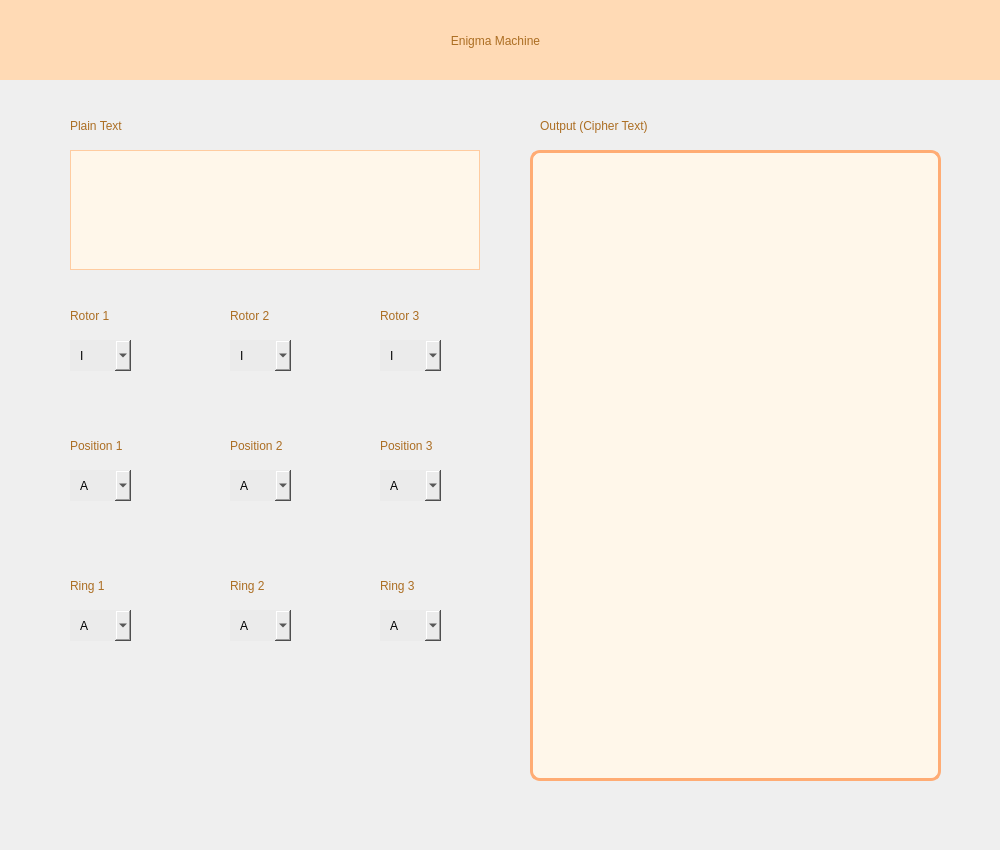
The window that src/data/src/enigmaMachine.ui (christopherdavinn/tugascipher) describes before a commit, drawn with Qt 5.
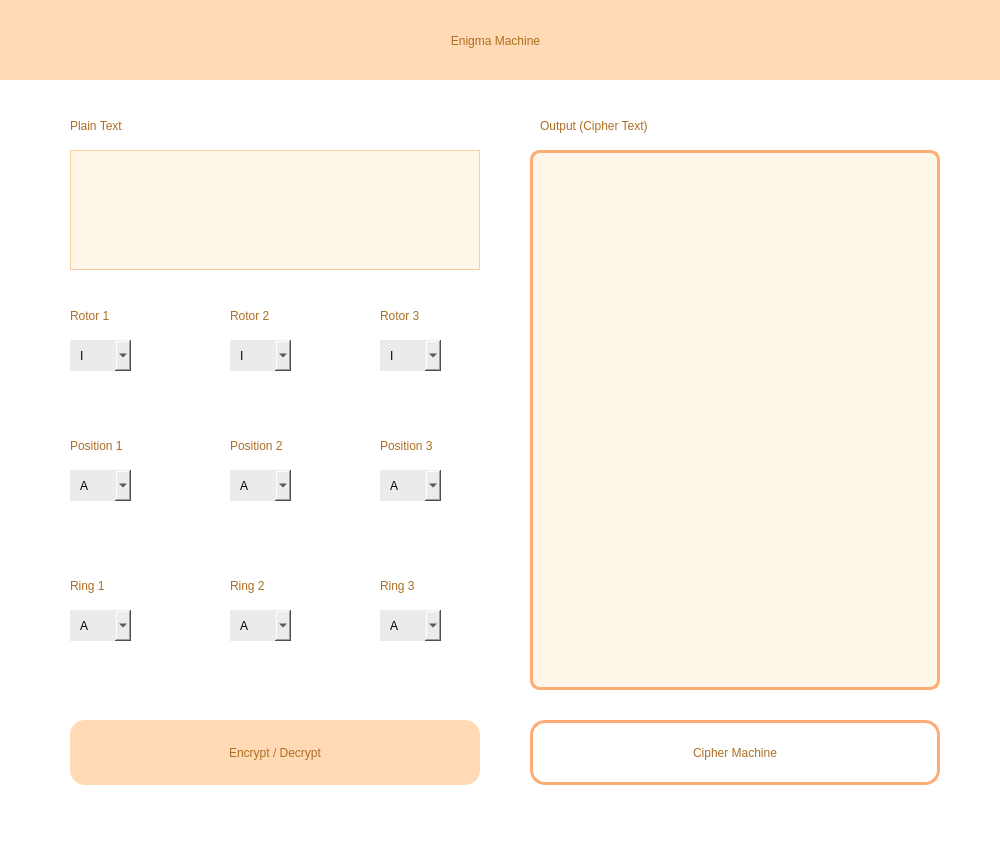
The same window after the commit.

What changed in the file:
```diff
--- a/src/data/src/enigmaMachine.ui
+++ b/src/data/src/enigmaMachine.ui
@@ -13,6 +13,9 @@
   <property name="windowTitle">
    <string>Dialog</string>
   </property>
+  <property name="styleSheet">
+   <string notr="true">background-color: #ffffff</string>
+  </property>
   <widget class="QWidget" name="widget" native="true">
    <property name="geometry">
     <rect>
@@ -54,8 +57,8 @@
     <rect>
      <x>530</x>
      <y>150</y>
-     <width>411</width>
-     <height>631</height>
+     <width>410</width>
+     <height>540</height>
     </rect>
    </property>
    <property name="styleSheet">
@@ -1283,6 +1286,73 @@
     </property>
    </item>
   </widget>
+  <widget class="QPushButton" name="backBut">
+   <property name="geometry">
+    <rect>
+     <x>530</x>
+     <y>720</y>
+     <width>410</width>
+     <height>65</height>
+    </rect>
+   </property>
+   <property name="styleSheet">
+    <string notr="true">QPushButton {
+	font: 700 11pt &quot;MS Shell Dlg 2&quot;;
+	border: none;
+	border-left 2px solid transparent;
+	border-radius: 15px; 
+	background-color: #fffff;
+	border: 3px solid #ffac74;
+	color: #ac6e23;
+}
+
+QPushButton:hover {
+	background-color: #ffdab5;
+}
+
+QPushButton:pressed {
+	background-color: #e69b69;
+	color: #fff;
+}
+</string>
+   </property>
+   <property name="text">
+    <string>Cipher Machine</string>
+   </property>
+  </widget>
+  <widget class="QPushButton" name="cryptBut">
+   <property name="geometry">
+    <rect>
+     <x>70</x>
+     <y>720</y>
+     <width>410</width>
+     <height>65</height>
+    </rect>
+   </property>
+   <property name="styleSheet">
+    <string notr="true">QPushButton {
+	font: 700 11pt &quot;MS Shell Dlg 2&quot;;
+	border: none;
+	border-left 2px solid transparent;
+	border-radius: 15px; 
+	background-color: #ffdab5;
+	color: #ac6e23;
+}
+
+QPushButton:hover {
+	background-color: #ffac74;
+}
+
+QPushButton:pressed {
+	background-color: #e69b69;
+	color: #fff;
+}
+</string>
+   </property>
+   <property name="text">
+    <string>Encrypt / Decrypt</string>
+   </property>
+  </widget>
  </widget>
  <resources/>
  <connections/>
```
